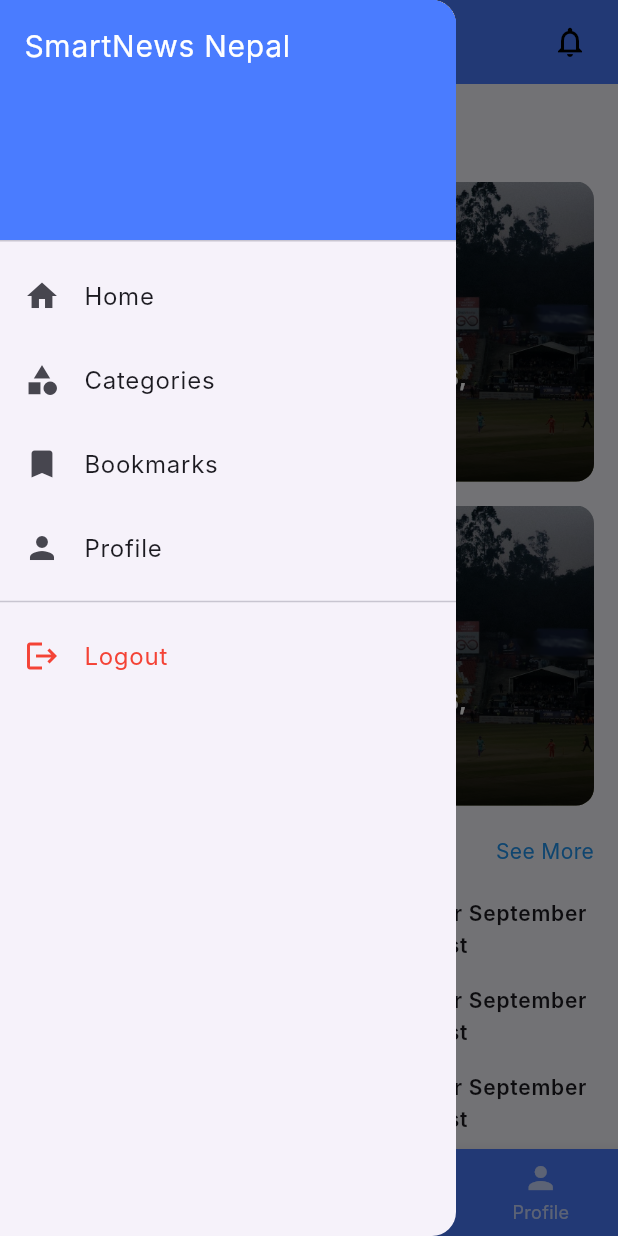
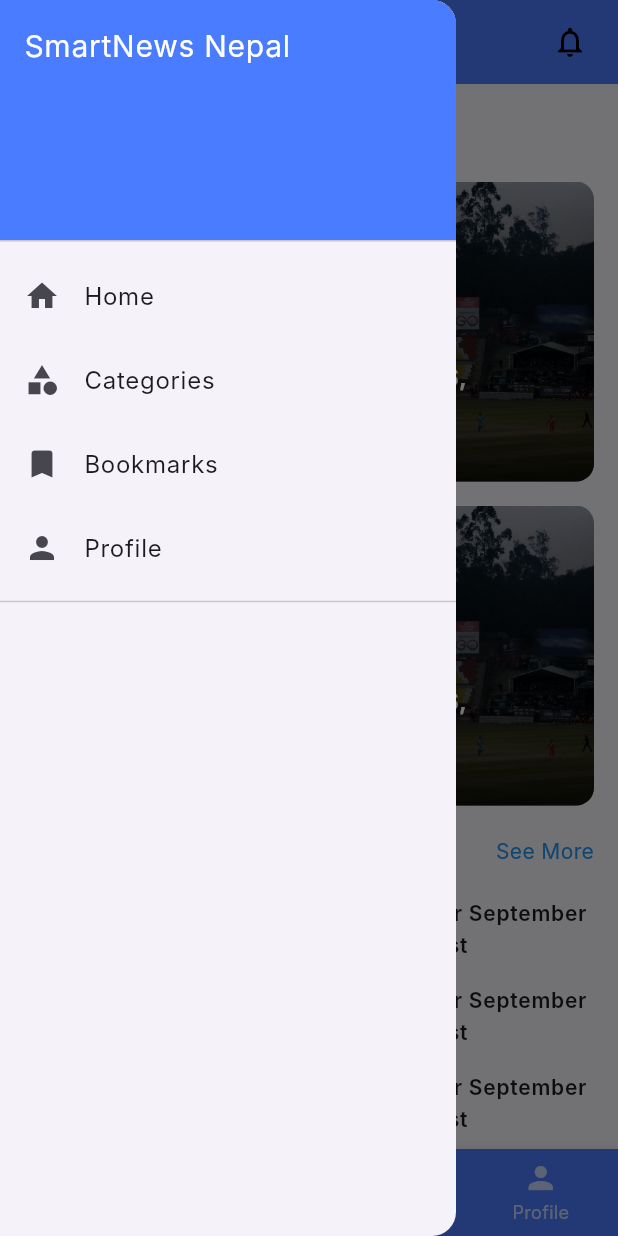
Before and after one commit to yogendrarokaya1/smartnews, a Flutter app: the DashboardScreen screen opened directly, with the side drawer open, on a phone screen of 412 x 824 dp. Run offline on Flutter 3.47's test engine with Material 3 defaults, Android fonts, the phone set to English and light mode, and no system bars; our stand-ins replace dartz, equatable, flutter_riverpod, hive; accounts and stored records are empty; Roboto replaces fonts that are missing (Inter).

Commit message:
small changess to feature

```diff
--- a/lib/features/auth/presentation/pages/login_page.dart
+++ b/lib/features/auth/presentation/pages/login_page.dart
@@ -1,6 +1,5 @@
 import 'package:flutter/material.dart';
 import 'package:flutter_riverpod/flutter_riverpod.dart';
-import 'package:flutter_svg/flutter_svg.dart';
 import 'package:smartnews/features/dashboard/presentation/pages/dashboar_screen.dart';
 import '../../../../app/routes/app_routes.dart';
 import '../../../../app/theme/app_colors.dart';
@@ -52,7 +51,7 @@
   @override
   Widget build(BuildContext context) {
     final authState = ref.watch(authViewModelProvider);
-    final isDarkMode = Theme.of(context).brightness == Brightness.dark;
+    // final isDarkMode = Theme.of(context).brightness == Brightness.dark;
     final textColor =
         Theme.of(context).textTheme.bodyLarge?.color ?? AppColors.textDark;
     final secondaryTextColor =
--- a/lib/features/dashboard/presentation/pages/dashboar_screen.dart
+++ b/lib/features/dashboard/presentation/pages/dashboar_screen.dart
@@ -1,6 +1,4 @@
 import 'package:flutter/material.dart';
-import 'package:smartnews/app/routes/app_routes.dart';
-import 'package:smartnews/features/auth/presentation/pages/login_page.dart';
 import 'package:smartnews/features/dashboard/presentation/pages/bottomnavbar/bookmark_screen.dart';
 import 'package:smartnews/features/dashboard/presentation/pages/bottomnavbar/categories_screen.dart';
 import 'package:smartnews/features/dashboard/presentation/pages/bottomnavbar/home_screen.dart';
@@ -120,13 +118,6 @@
             const Divider(),
 
             // 🔴 LOGOUT
-            ListTile(
-              leading: const Icon(Icons.logout, color: Colors.red),
-              title: const Text("Logout", style: TextStyle(color: Colors.red)),
-              onTap: () {
-                _logout(context);
-              },
-            ),
           ],
         ),
       ),
@@ -155,14 +146,4 @@
       ),
     );
   }
-
-  void _logout(BuildContext context) {
-    Navigator.pop(context);
-
-    Navigator.pushAndRemoveUntil(
-      context,
-      MaterialPageRoute(builder: (_) => const LoginPage()),
-      (route) => false,
-    );
-  }
 }
```
